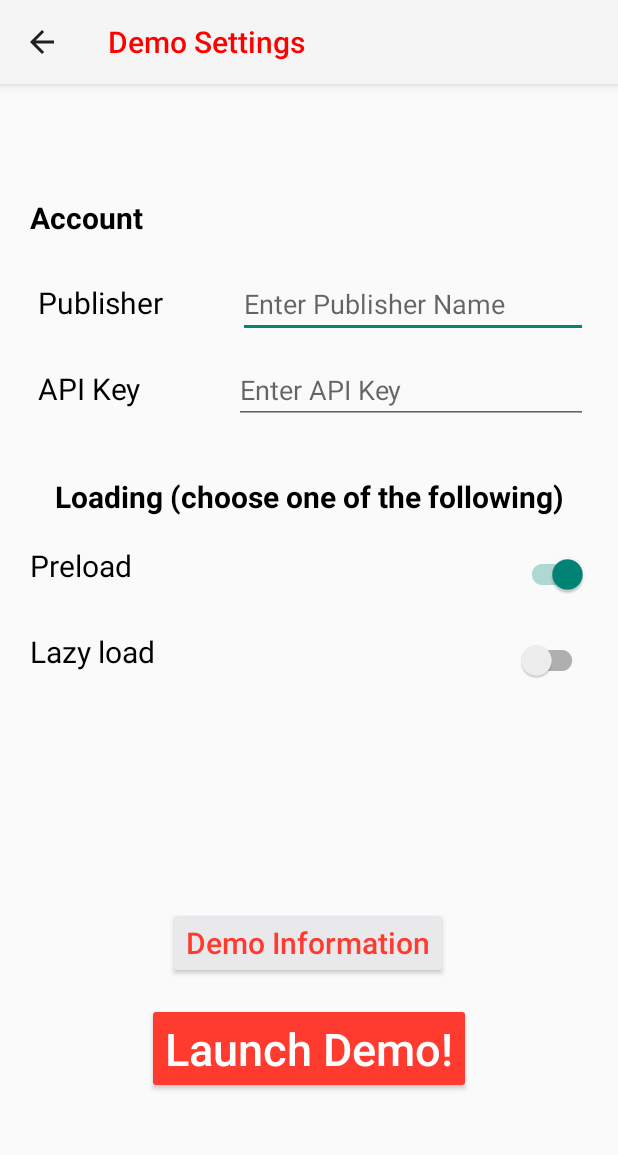
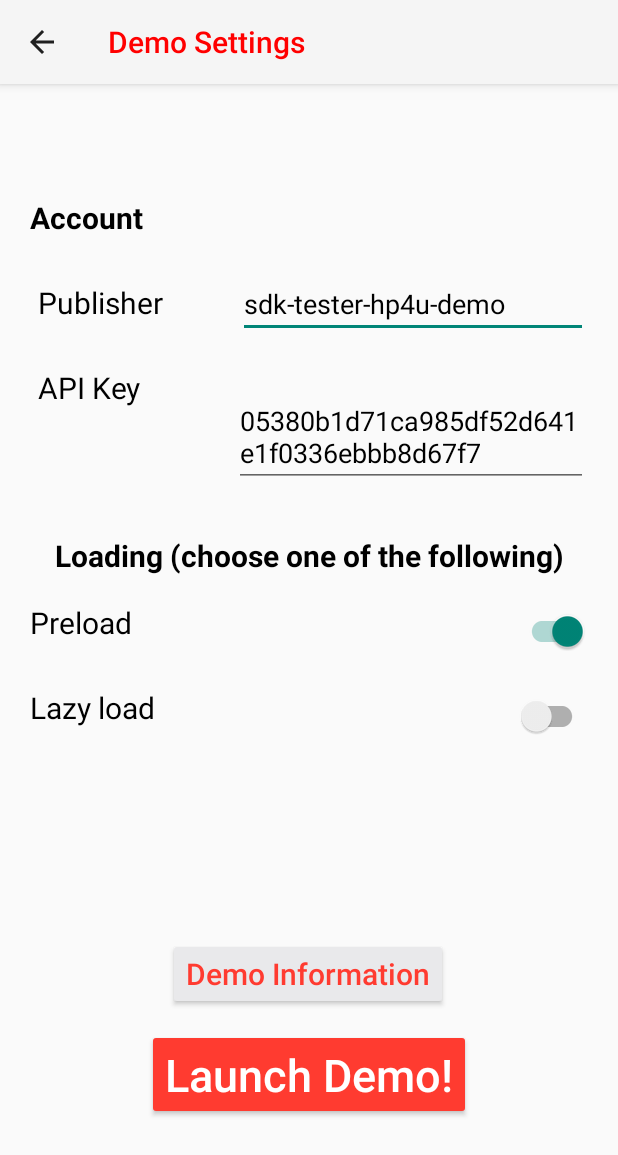
Before and after one commit to taboola/Android-HP4U-SDK-demo, an Android app: the screen it shows after launch (MainActivity), on a phone screen of 412 x 824 dp. Shown: the top 1155 px of the screen. Run offline under Robolectric (Android 15) with nearby library versions, the phone set to English and light mode, and no system bars.

Commit message:
feature/MOB-754-Toolbar-Preset-Configs: Using constants, setting default configurations for publisher name and api key

```diff
--- a/app/src/main/java/com/taboola/hp4udemoapplication/view/SettingsScreenFragment.kt
+++ b/app/src/main/java/com/taboola/hp4udemoapplication/view/SettingsScreenFragment.kt
@@ -11,6 +11,7 @@ import android.widget.Toast
 import androidx.appcompat.widget.Toolbar
 import androidx.fragment.app.Fragment
 import androidx.fragment.app.activityViewModels
+import com.taboola.hp4udemoapplication.HP4UDemoConstants
 import com.taboola.hp4udemoapplication.R
 import com.taboola.hp4udemoapplication.databinding.FragmentSettingsScreenBinding
 import com.taboola.hp4udemoapplication.viewmodel.SharedViewModel
@@ -33,9 +34,17 @@ class SettingsScreenFragment: Fragment() {
 
     override fun onViewCreated(view: View, savedInstanceState: Bundle?) {
         super.onViewCreated(view, savedInstanceState)
+        setupDefaultConfiguration(model)
         setupEditTextValidation(model)
         setupSwitchLogic(model)
         setupButtons(model)
+    }
+
+    private fun setupDefaultConfiguration(model: SharedViewModel) {
+        binding.publisherEt.setText(HP4UDemoConstants.DEFAULT_PUBLISHER_NAME)
+        binding.apiKeyEt.setText(HP4UDemoConstants.DEFAULT_API_KEY)
+        model.setUserInput(binding.publisherEt.id, HP4UDemoConstants.DEFAULT_PUBLISHER_NAME)
+        model.setUserInput(binding.apiKeyEt.id, HP4UDemoConstants.DEFAULT_API_KEY)
     }
 
     private fun setupButtons(model: SharedViewModel) {
```
